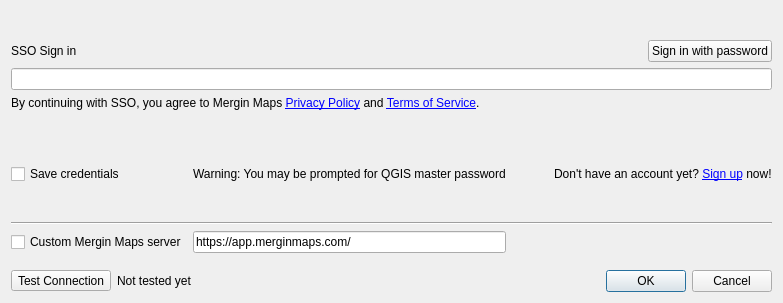
Above: Mergin/ui/ui_config.ui from MerginMaps/qgis-plugin before the change. Below: the same form after it.
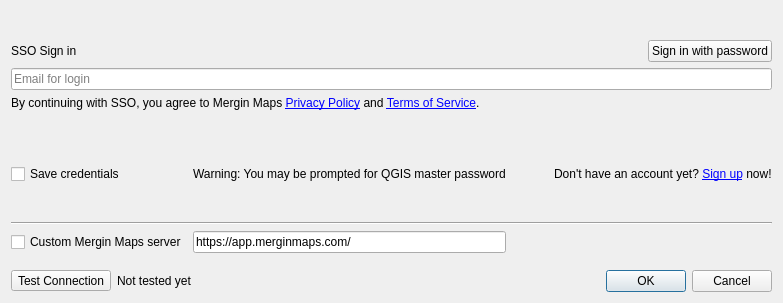
That is the form after the change. The open tabs and pages were chosen to show the change. Custom widgets are drawn as their Qt base class.

Commit message: add placeholder text

What changed in the file:
```diff
--- a/Mergin/ui/ui_config.ui
+++ b/Mergin/ui/ui_config.ui
@@ -194,7 +194,11 @@
         </widget>
        </item>
        <item row="1" column="0" colspan="3">
-        <widget class="QLineEdit" name="sso_email"/>
+        <widget class="QLineEdit" name="sso_email">
+         <property name="placeholderText">
+          <string>Email for login</string>
+         </property>
+        </widget>
        </item>
        <item row="3" column="0">
         <spacer name="verticalSpacer_3">
```
